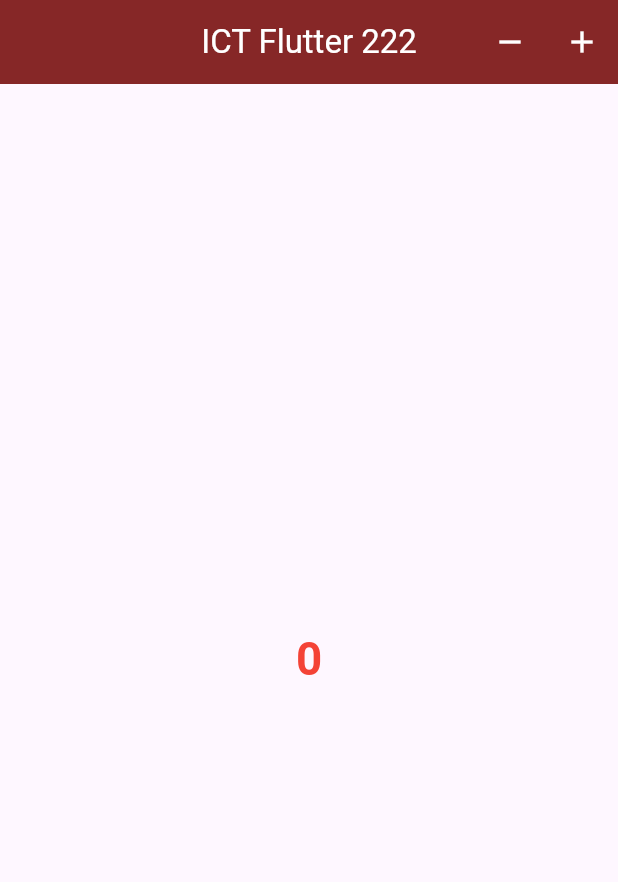
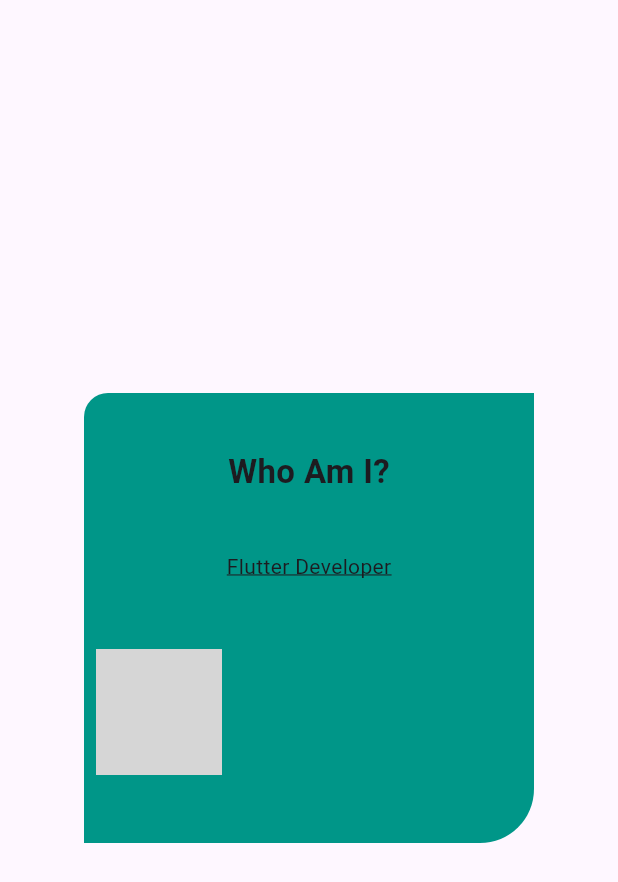
Before and after one commit to Eslam0mansour/ICTHUB-2025-1, a Flutter app: the screen it shows after launch, on a phone screen of 412 x 824 dp. Shown: the top 882 px of the screen. Run offline on Flutter 3.47's test engine with Material 3 defaults, Android fonts, the phone set to English and light mode, and no system bars; network calls fail; grey boxes are pictures that could not be loaded.

Commit message:
add second screen

```diff
--- a/lib/main.dart
+++ b/lib/main.dart
@@ -1,4 +1,5 @@
 import 'package:first/home_screen.dart';
+import 'package:first/second_screen.dart';
 import 'package:flutter/material.dart';
 
 void main() {
@@ -12,7 +13,7 @@ class IctApp extends StatelessWidget {
   Widget build(context) {
     return MaterialApp(
       debugShowCheckedModeBanner: false,
-      home: HomeScreen(),
+      home: SecondScreen(),
     );
   }
 }
--- /dev/null
+++ b/lib/second_screen.dart
@@ -0,0 +1,68 @@
+import 'package:flutter/material.dart';
+
+// - Container
+// - Image (Network - assets) Image.asset()
+// - Column & Row
+
+class SecondScreen extends StatelessWidget {
+  const SecondScreen({super.key});
+
+  @override
+  Widget build(BuildContext context) {
+    return Scaffold(
+      body: Center(
+        child: Container(
+          // alignment: AlignmentDirectional.center, // align the child
+          clipBehavior: Clip.antiAlias, // crop the image border radius
+          decoration: BoxDecoration(
+            borderRadius: BorderRadius.only(
+              topLeft: Radius.circular(16),
+              bottomRight: Radius.circular(36),
+            ),
+            color: Colors.teal,
+          ),
+          width: 300,
+          height: 300,
+          child: Column(
+            mainAxisAlignment: MainAxisAlignment.spaceEvenly,
+            children: [
+              Text(
+                "Who Am I?",
+                style: TextStyle(
+                  fontSize: 22,
+                  fontWeight: FontWeight.bold,
+                ),
+              ),
+              Text(
+                "Flutter Developer",
+                style: TextStyle(
+                  decoration: TextDecoration.underline,
+                ),
+              ),
+              Row(
+                children: [
+                  Container(
+                    clipBehavior: Clip.antiAlias,
+                    decoration: BoxDecoration(
+                      borderRadius: BorderRadius.circular(
+                        16,
+                      ),
+                    ),
+                    padding: EdgeInsets.all(
+                      8,
+                    ),
+                    width: 100,
+                    height: 100,
+                    child: Image.network(
+                      "https://cdn-icons-gif.flaticon.com/17905/17905521.gif",
+                    ),
+                  ),
+                ],
+              ),
+            ],
+          ),
+        ),
+      ),
+    );
+  }
+}
--- a/pubspec.yaml
+++ b/pubspec.yaml
@@ -19,7 +19,7 @@ publish_to: 'none' # Remove this line if you wish to publish to pub.dev
 version: 1.0.0+1
 
 environment:
-  sdk: ^3.6.0
+  sdk: ^3.5.4
 
 # Dependencies specify other packages that your package needs in order to work.
 # To automatically upgrade your package dependencies to the latest versions
@@ -58,8 +58,8 @@ flutter:
   uses-material-design: true
 
   # To add assets to your application, add an assets section, like this:
-  # assets:
-  #   - images/a_dot_burr.jpeg
+  assets:
+    - assets/flutter.png
   #   - images/a_dot_ham.jpeg
 
   # An image asset can refer to one or more resolution-specific "variants", see
```
Also changed, not shown: assets/flutter.png (added), pubspec.lock, 1 other file.
